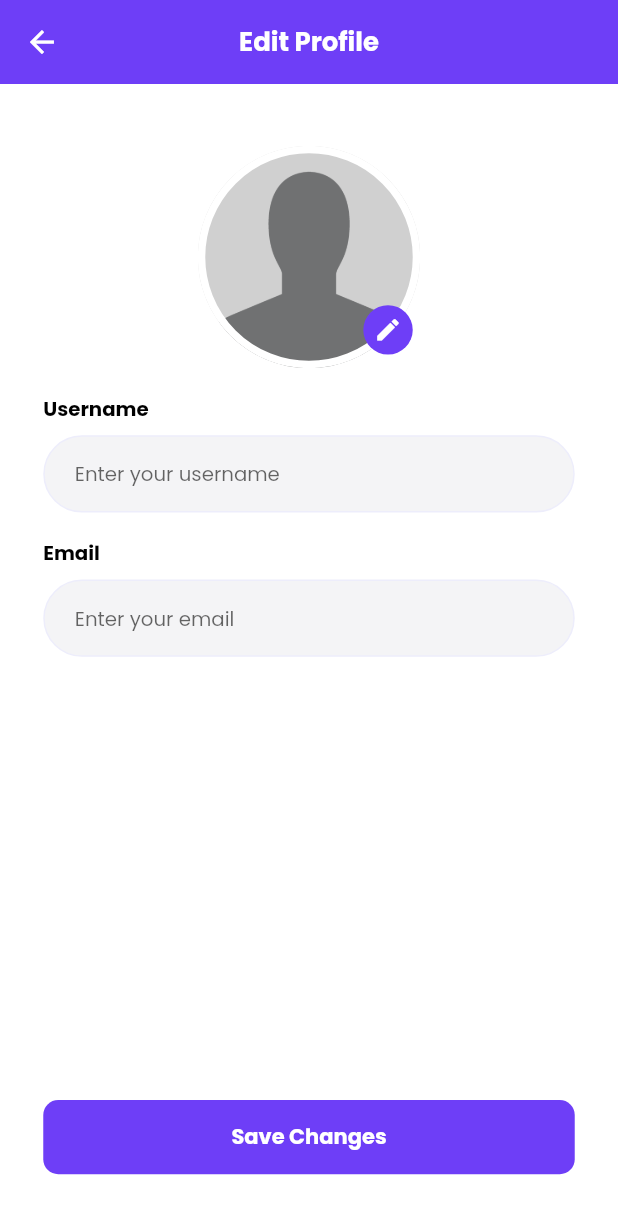
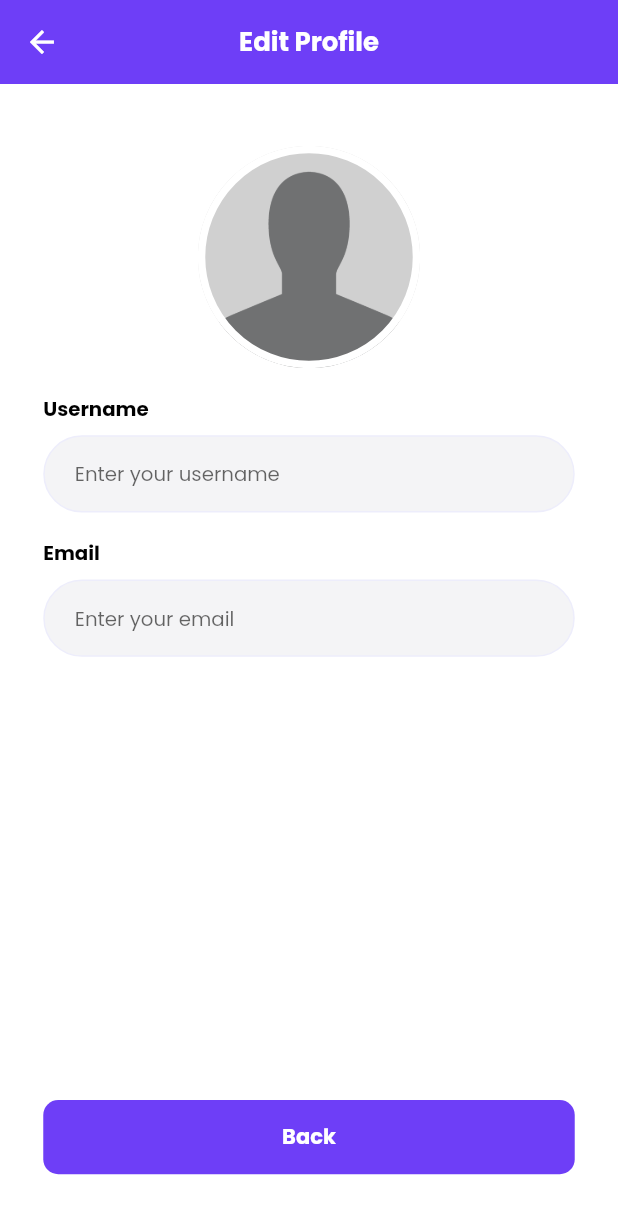
Before and after one commit to WyngsSolutions/tasker_flutter_nodejs, a Flutter app: the EditProfile screen opened directly, on a phone screen of 412 x 824 dp. Shown: the top 1214 px of the screen. Run offline on Flutter 3.47's test engine with Material 2 defaults, Android fonts, the phone set to English and light mode, and no system bars; our stand-ins replace cached_network_image, datetime_picker_formfield, dotted_border, flutter_easyloading, flutter_local_notifications, flutter_switch and 10 more; missing offline and left inert: flutter_facebook_auth_web, google_sign_in_web, image_picker_for_web, shared_preferences_web, sign_in_with_apple_web; accounts and stored records are empty.

Commit message:
- Fixed Add and Edit Member Image Issues

```diff
--- a/task_manager/lib/controllers/my_controller.dart
+++ b/task_manager/lib/controllers/my_controller.dart
@@ -376,18 +376,16 @@ class MyController {
       request.headers.addAll(headers);
       if(memberPicture != null)
         request.files.add(new MultipartFile.fromBytes('avatar', await File.fromUri(memberPicture.uri).readAsBytes(),filename: basename(memberPicture.path), contentType: new MediaType('image', 'jpeg')));
-      else
-        request.files.add(new MultipartFile.fromBytes('avatar', [] ,filename: '', contentType: new MediaType('image', 'jpeg')));
+      // else
+      //   request.files.add(new MultipartFile.fromBytes('avatar', [] ,filename: '', contentType: new MediaType('image', 'jpeg')));
 
       dynamic response = await request.send();
       String responseData = await utf8.decoder.bind(response.stream).join();
       dynamic data = jsonDecode(responseData);
       if(response.statusCode == 200)
       {
-        dynamic data = jsonDecode(response.body);
         Map finalResponse = <dynamic, dynamic>{}; //empty map
         finalResponse['Status'] = "Success";
-        finalResponse['Members'] = data['members'];
         return finalResponse;
       }
       else
--- a/task_manager/lib/screens/add_member/add_members.dart
+++ b/task_manager/lib/screens/add_member/add_members.dart
@@ -47,6 +47,8 @@ class _AddMemberScreenState extends State<AddMemberScreen> {
       Constants.showDialog('Please enter member name');
     else if(email.text.isEmpty)
       Constants.showDialog('Please enter member email');
+    else if(image == null)
+      Constants.showDialog('Please set member photo');
     else
     {
       EasyLoading.show(status: 'Please wait', maskType: EasyLoadingMaskType.black);
--- a/task_manager/lib/screens/edit_screen/edit_screen.dart
+++ b/task_manager/lib/screens/edit_screen/edit_screen.dart
@@ -80,20 +80,20 @@ class _EditProfileState extends State<EditProfile> {
                   crossAxisAlignment: CrossAxisAlignment.end,
                   mainAxisAlignment: MainAxisAlignment.end,
                   children: [
-                    Container(
-                      margin: EdgeInsets.only(bottom: SizeConfig.blockSizeVertical*0.5),
-                      height: SizeConfig.blockSizeVertical *4,
-                      width: SizeConfig.blockSizeVertical *4,
-                      decoration: BoxDecoration(
-                        shape: BoxShape.circle,
-                        color: Constants.appThemeColor,
-                      ),
-                      child: Icon(
-                        Icons.edit,
-                        color: Colors.white,
-                        size: SizeConfig.blockSizeVertical *2.3,
-                      ),
-                    ),
+                    // Container(
+                    //   margin: EdgeInsets.only(bottom: SizeConfig.blockSizeVertical*0.5),
+                    //   height: SizeConfig.blockSizeVertical *4,
+                    //   width: SizeConfig.blockSizeVertical *4,
+                    //   decoration: BoxDecoration(
+                    //     shape: BoxShape.circle,
+                    //     color: Constants.appThemeColor,
+                    //   ),
+                    //   child: Icon(
+                    //     Icons.edit,
+                    //     color: Colors.white,
+                    //     size: SizeConfig.blockSizeVertical *2.3,
+                    //   ),
+                    // ),
                   ],
                 ),
               ),
@@ -208,7 +208,7 @@ class _EditProfileState extends State<EditProfile> {
           ),
           child: Center(
             child: Text(
-              'Save Changes',
+              'Back',
               style: TextStyle(
                 color: Colors.white,
                 fontSize: SizeConfig.fontSize*1.7,
```
Also changed, not shown: 1 other file.
